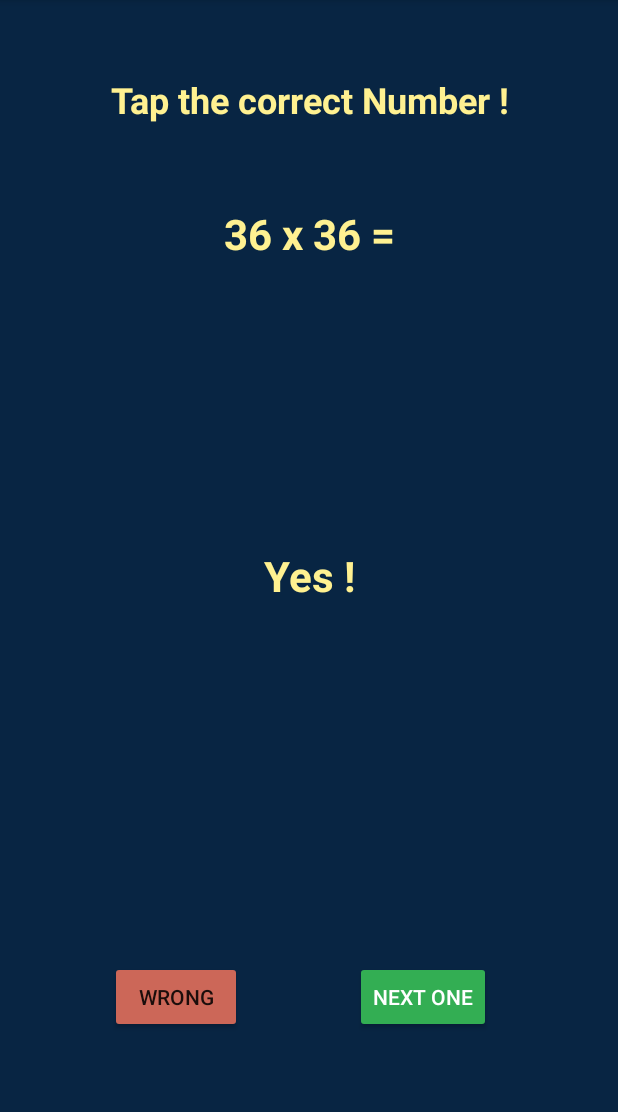
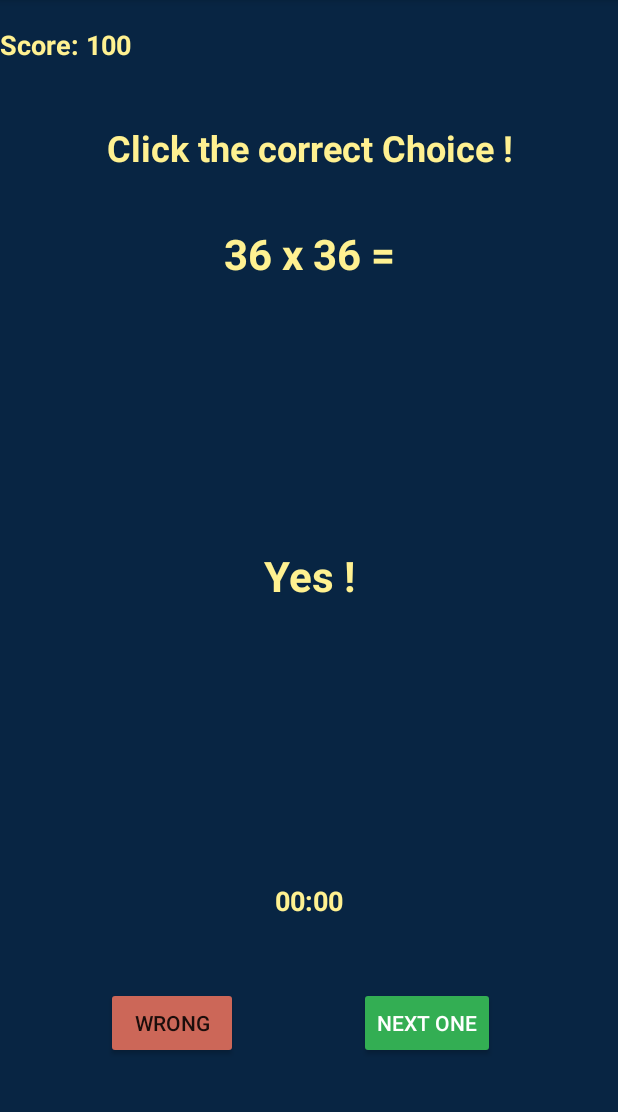
Before and after one commit to oussamabonnor1/JetMath_android_app, an Android app: the screen it shows after launch (MainActivity), after a tap on "CORRECT", on a phone screen of 412 x 824 dp, the part 84-1196 px from its top. Run offline under Robolectric (Android 15) with nearby library versions, the phone set to English and light mode, and no system bars.

Commit message:
adding scoring system, creating chronometer

```diff
--- a/app/src/main/java/com/example/oussama/myapp/MainActivity.java
+++ b/app/src/main/java/com/example/oussama/myapp/MainActivity.java
@@ -4,6 +4,7 @@ import android.support.v7.app.AppCompatActivity;
 import android.os.Bundle;
 import android.view.View;
 import android.widget.Button;
+import android.widget.Chronometer;
 import android.widget.TextView;
 
 import java.util.Random;
@@ -12,9 +13,13 @@ public class MainActivity extends AppCompatActivity {
 
     TextView question;
     TextView resultText;
+    TextView scoreText;
     Button correctButton;
     Button wrongButton;
+    Chronometer chronometer;
     float result;
+    int score;
+    int bonus;
     boolean correctAnswer;
     boolean next;
 
@@ -24,10 +29,15 @@ public class MainActivity extends AppCompatActivity {
         setContentView(R.layout.activity_main);
         question = (TextView) findViewById(R.id.question);
         resultText = (TextView) findViewById(R.id.resultText);
+        scoreText = (TextView) findViewById(R.id.score);
         correctButton = (Button) findViewById(R.id.correctButton);
         wrongButton = (Button) findViewById(R.id.wrongButton);
+        chronometer = (Chronometer) findViewById(R.id.chronometer);
         next = false;
+        score = 0;
+        bonus = -11;
         generateQuestion();
+        chronometer.start();
     }
 
     public void generateQuestion() {
@@ -67,8 +77,15 @@ public class MainActivity extends AppCompatActivity {
 
     public void checkIfTrue(View v) {
         if (!next) {
-            if (correctAnswer) resultText.setText("Yes !");
-            else resultText.setText("Man's not Hot !");
+            if (correctAnswer) {
+                bonus += 11;
+                score += 100 + bonus;
+                scoreText.setText("Score: " + score);
+                resultText.setText("Yes !");
+            } else {
+                bonus = -11;
+                resultText.setText("Man's not Hot !");
+            }
             correctButton.setText("Next one");
         } else {
             correctButton.setText("Correct");
@@ -79,8 +96,15 @@ public class MainActivity extends AppCompatActivity {
 
     public void checkIfFalse(View v) {
         if (!next) {
-            if (!correctAnswer) resultText.setText("Yes !");
-            else resultText.setText("Man's not Hot !");
+            if (!correctAnswer) {
+                bonus += 11;
+                score += 100 + bonus;
+                scoreText.setText("Score: " + score);
+                resultText.setText("Yes !");
+            } else {
+                bonus = -11;
+                resultText.setText("Man's not Hot !");
+            }
             wrongButton.setText("Next one");
         } else {
             wrongButton.setText("Wrong");
--- a/app/src/main/res/layout/activity_main.xml
+++ b/app/src/main/res/layout/activity_main.xml
@@ -10,62 +10,92 @@
         android:id="@+id/question"
         android:layout_width="match_parent"
         android:layout_height="wrap_content"
-        android:layout_below="@+id/title"
-        android:layout_centerHorizontal="true"
-        android:layout_marginTop="54dp"
         android:textAlignment="center"
         android:textColor="#FFF191"
         android:textSize="28sp"
-        android:textStyle="bold" />
+        android:textStyle="bold"
+        android:layout_below="@+id/score"
+        android:layout_alignParentLeft="true"
+        android:layout_alignParentStart="true"
+        android:layout_marginTop="108dp" />
 
     <TextView
         android:id="@+id/title"
         android:layout_width="wrap_content"
         android:layout_height="wrap_content"
-        android:layout_centerHorizontal="true"
-        android:layout_marginTop="50dp"
-        android:text="Tap the correct Number !"
+        android:text="Click the correct Choice !"
         android:textAlignment="center"
         android:textColor="#FFF191"
         android:textSize="24sp"
-        android:textStyle="bold" />
+        android:textStyle="bold"
+        android:layout_below="@+id/score"
+        android:layout_centerHorizontal="true"
+        android:layout_marginTop="40dp" />
 
     <TextView
         android:id="@+id/resultText"
         android:layout_width="match_parent"
         android:layout_height="wrap_content"
-        android:layout_centerHorizontal="true"
-        android:layout_centerVertical="true"
         android:textAlignment="center"
         android:textColor="#FFF191"
         android:textSize="28sp"
-        android:textStyle="bold" />
+        android:textStyle="bold"
+        android:layout_centerVertical="true"
+        android:layout_alignParentLeft="true"
+        android:layout_alignParentStart="true" />
 
     <Button
         android:id="@+id/wrongButton"
         android:layout_width="wrap_content"
         android:layout_height="wrap_content"
+        android:backgroundTint="#CC6758"
+        android:onClick="checkIfFalse"
+        android:text="Wrong"
         android:layout_alignBaseline="@+id/correctButton"
         android:layout_alignBottom="@+id/correctButton"
         android:layout_alignLeft="@+id/title"
-        android:layout_alignStart="@+id/title"
-        android:backgroundTint="#CC6758"
-        android:onClick="checkIfFalse"
-        android:text="Wrong" />
+        android:layout_alignStart="@+id/title" />
 
     <Button
         android:id="@+id/correctButton"
         android:layout_width="wrap_content"
         android:layout_height="wrap_content"
-        android:layout_alignEnd="@+id/title"
-        android:layout_alignParentBottom="true"
-        android:layout_alignRight="@+id/title"
-        android:layout_marginBottom="79dp"
+        android:layout_marginBottom="62dp"
         android:layout_marginEnd="11dp"
         android:layout_marginRight="11dp"
         android:backgroundTint="#33AE53"
         android:onClick="checkIfTrue"
         android:text="Correct"
-        android:textColor="#FFFFFF" />
+        android:textColor="#FFFFFF"
+        android:layout_alignParentBottom="true"
+        android:layout_alignRight="@+id/title"
+        android:layout_alignEnd="@+id/title" />
+
+    <TextView
+        android:id="@+id/score"
+        android:layout_width="wrap_content"
+        android:layout_height="wrap_content"
+        android:text="Score: 0"
+        android:textAlignment="center"
+        android:textColor="#FFF191"
+        android:textSize="18sp"
+        android:textStyle="bold"
+        android:layout_alignParentTop="true"
+        android:layout_alignParentLeft="true"
+        android:layout_alignParentStart="true"
+        android:layout_marginTop="17dp" />
+
+    <Chronometer
+        android:id="@+id/chronometer"
+        android:layout_width="wrap_content"
+        android:layout_height="wrap_content"
+        android:layout_above="@+id/correctButton"
+        android:layout_centerHorizontal="true"
+        android:layout_marginBottom="45dp"
+        android:format="00:00"
+        android:textAlignment="center"
+        android:textColor="#FFF191"
+        android:textSize="18sp"
+        android:textStyle="bold" />
 
 </RelativeLayout>
```
